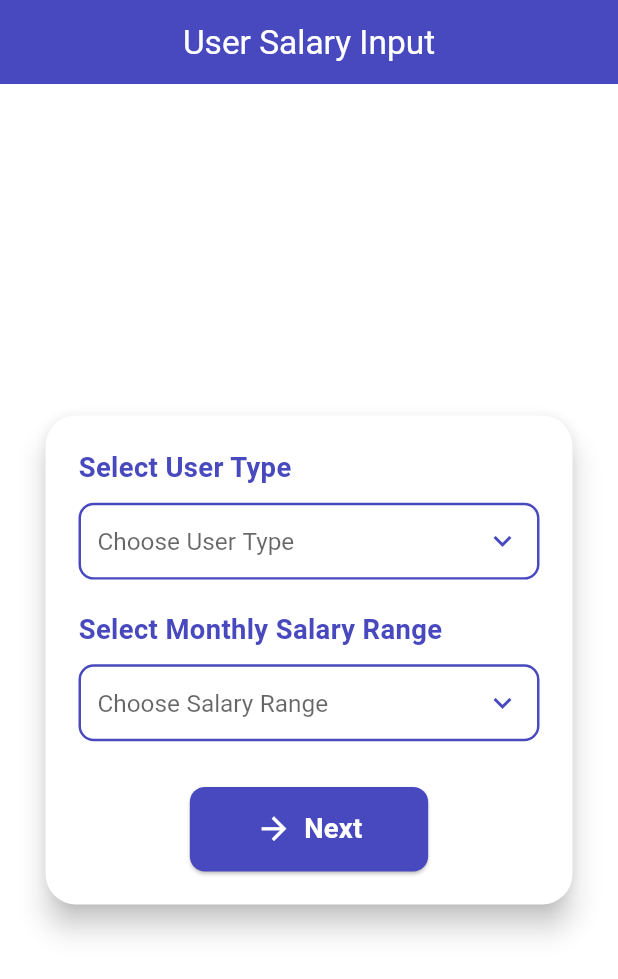
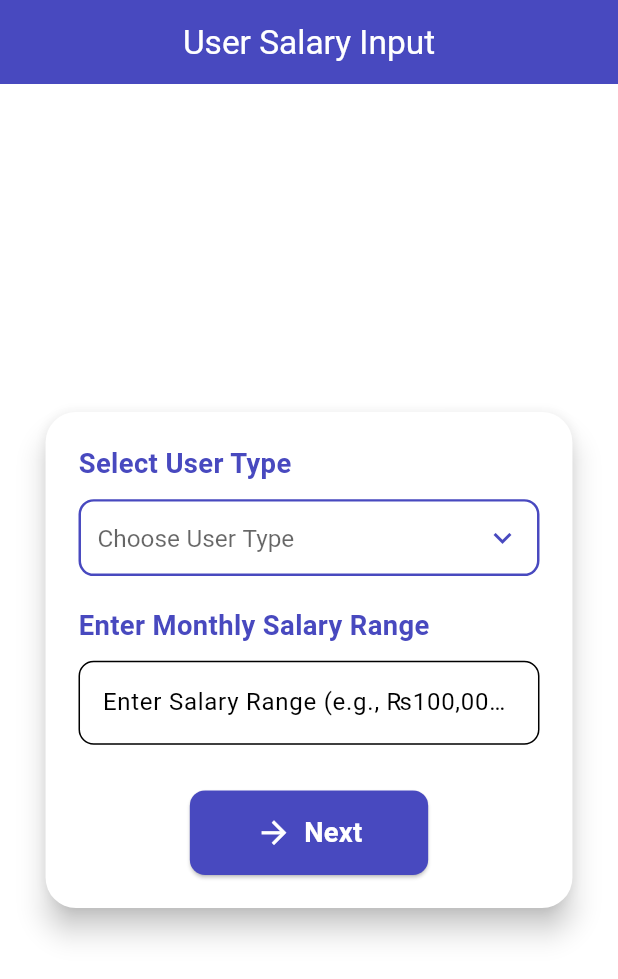
Before and after one commit to BilalKhanzadaRajput/finance_management_app, a Flutter app: the InputSalaryScreen screen opened by its route, on a phone screen of 412 x 824 dp. Shown: the top 979 px of the screen. Run offline on Flutter 3.47's test engine with Material 3 defaults, Android fonts, the phone set to English and light mode, and no system bars; our stand-ins replace bloc, cloud_firestore, equatable, firebase_auth, firebase_core, flutter_bloc and 5 more; accounts and stored records are empty.

Commit message:
implements logics

```diff
--- a/lib/presentation/routes/routes.dart
+++ b/lib/presentation/routes/routes.dart
@@ -56,14 +56,22 @@ class Routes {
         return MaterialPageRoute(
           builder: (BuildContext context) => BlocProvider<DashBoardScreenBloc>(
             create: (context) => DashBoardScreenBloc(),
-            child: const ExpensesScreen(),
+            child: const ExpensesScreen(), // Pass any arguments if needed
           ),
         );
       case RoutesName.ALL_GOALS_SCREEN:
+        // Extract the arguments passed from the ExpensesScreen
+        final args = settings.arguments as Map<String, dynamic>;
+        final String? salaryRange = args['salaryRange'];
+        final double? remainingAmount = args['remainingAmount'];
+
         return MaterialPageRoute(
           builder: (BuildContext context) => BlocProvider<DashBoardScreenBloc>(
             create: (context) => DashBoardScreenBloc(),
-            child: const AllGoalsScreen(),
+            child: GoalsScreen(
+              salaryRange: salaryRange,        // Pass salary range
+              remainingAmount: remainingAmount, // Pass remaining amount
+            ),
           ),
         );
       case RoutesName.GOAL_RESULT_SCREEN:
--- a/lib/presentation/screens/homeScreens/input_salary_screen.dart
+++ b/lib/presentation/screens/homeScreens/input_salary_screen.dart
@@ -2,6 +2,7 @@ import 'package:flutter/material.dart';
 import 'package:flutter_screenutil/flutter_screenutil.dart';
 import 'package:fm_app/helper/constants/colors_resource.dart';
 import 'package:fm_app/presentation/routes/routes_name.dart';
+import 'package:fm_app/presentation/screens/homeScreens/expenses_screen.dart';
 
 class InputSalaryScreen extends StatefulWidget {
   const InputSalaryScreen({super.key});
@@ -12,7 +13,7 @@ class InputSalaryScreen extends StatefulWidget {
 
 class _InputSalaryScreenState extends State<InputSalaryScreen> {
   String? selectedUserType;
-  String? selectedSalaryRange;
+  final TextEditingController salaryRangeController = TextEditingController();
 
   final List<String> userTypes = [
     'Businessman',
@@ -21,27 +22,19 @@ class _InputSalaryScreenState extends State<InputSalaryScreen> {
     'Student',
   ];
 
-  final List<String> salaryRanges = [
-    'Below ₨100,000',
-    '₨100,000 - ₨200,000',
-    '₨200,000 - ₨300,000',
-    '₨300,000 - ₨500,000',
-    'Above ₨500,000',
-  ];
-
   @override
   Widget build(BuildContext context) {
     return Scaffold(
-      backgroundColor: Colors.white, // Set background color to white
+      backgroundColor: Colors.white,
       appBar: AppBar(
         automaticallyImplyLeading: false,
-        elevation: 0, // No shadow under AppBar
-        backgroundColor: ColorResources.PRIMARY_COLOR, // Primary color for the AppBar
+        elevation: 0,
+        backgroundColor: ColorResources.PRIMARY_COLOR,
         title: Text(
           'User Salary Input',
           style: TextStyle(
             color: Colors.white,
-            fontSize: 22.sp, // Responsive font size
+            fontSize: 22.sp,
           ),
         ),
         centerTitle: true,
@@ -49,33 +42,33 @@ class _InputSalaryScreenState extends State<InputSalaryScreen> {
       body: Center(
         child: SingleChildScrollView(
           child: Padding(
-            padding: EdgeInsets.symmetric(horizontal: 24.w), // Responsive padding
+            padding: EdgeInsets.symmetric(horizontal: 24.w),
             child: Card(
               shape: RoundedRectangleBorder(
-                borderRadius: BorderRadius.circular(20.r), // Responsive radius
+                borderRadius: BorderRadius.circular(20.r),
               ),
               elevation: 8,
               child: Padding(
-                padding: EdgeInsets.all(20.w), // Responsive padding
+                padding: EdgeInsets.all(20.w),
                 child: Column(
                   crossAxisAlignment: CrossAxisAlignment.start,
                   children: [
                     Text(
                       'Select User Type',
                       style: TextStyle(
-                        fontSize: 18.sp, // Responsive font size
+                        fontSize: 18.sp,
                         fontWeight: FontWeight.bold,
-                        color: ColorResources.PRIMARY_COLOR
+                        color: ColorResources.PRIMARY_COLOR,
                       ),
                     ),
-                    SizedBox(height: 10.h), // Responsive spacing
+                    SizedBox(height: 10.h),
                     Container(
                       padding: EdgeInsets.symmetric(horizontal: 10.w),
                       decoration: BoxDecoration(
                         borderRadius: BorderRadius.circular(10.r),
                         border: Border.all(
                           color: ColorResources.PRIMARY_COLOR,
-                          width: 1.5.w, // Responsive border width
+                          width: 1.5.w,
                         ),
                       ),
                       child: DropdownButtonHideUnderline(
@@ -97,78 +90,55 @@ class _InputSalaryScreenState extends State<InputSalaryScreen> {
                             });
                           },
                           style: TextStyle(
-                        color: ColorResources.PRIMARY_COLOR,
-                            fontSize: 16.sp, // Responsive font size
+                            color: ColorResources.PRIMARY_COLOR,
+                            fontSize: 16.sp,
                           ),
                           iconEnabledColor: ColorResources.PRIMARY_COLOR,
                         ),
                       ),
                     ),
                     SizedBox(height: 20.h),
-
                     Text(
-                      'Select Monthly Salary Range',
+                      'Enter Monthly Salary Range',
                       style: TextStyle(
                         fontSize: 18.sp,
                         fontWeight: FontWeight.bold,
-                        color: ColorResources.PRIMARY_COLOR
+                        color: ColorResources.PRIMARY_COLOR,
                       ),
                     ),
                     SizedBox(height: 10.h),
-                    Container(
-                      padding: EdgeInsets.symmetric(horizontal: 10.w),
-                      decoration: BoxDecoration(
-                        borderRadius: BorderRadius.circular(10.r),
-                        border: Border.all(
-                          color: ColorResources.PRIMARY_COLOR,
-                          width: 1.5.w,
-                        ),
-                      ),
-                      child: DropdownButtonHideUnderline(
-                        child: DropdownButton<String>(
-                          value: selectedSalaryRange,
-                          isExpanded: true,
-                          hint: const Text('Choose Salary Range'),
-                          icon: const Icon(Icons.keyboard_arrow_down),
-                          dropdownColor: Colors.white,
-                          items: salaryRanges.map((String range) {
-                            return DropdownMenuItem<String>(
-                              value: range,
-                              child: Text(range),
-                            );
-                          }).toList(),
-                          onChanged: (String? newValue) {
-                            setState(() {
-                              selectedSalaryRange = newValue;
-                            });
-                          },
-                          style: TextStyle(
-                        color: ColorResources.PRIMARY_COLOR,
-                            fontSize: 16.sp,
+                    TextField(
+                      controller: salaryRangeController,
+                      decoration: InputDecoration(
+                        hintText:
+                            'Enter Salary Range (e.g., ₨100,000 - ₨200,000)',
+                        border: OutlineInputBorder(
+                          borderRadius: BorderRadius.circular(10.r),
+                          borderSide: BorderSide(
+                            color: ColorResources.PRIMARY_COLOR,
+                            width: 1.5.w,
                           ),
-                          iconEnabledColor: ColorResources.PRIMARY_COLOR,
                         ),
                       ),
                     ),
                     SizedBox(height: 30.h),
-
                     Center(
                       child: ElevatedButton.icon(
                         onPressed: () {
-                          if (selectedUserType != null && selectedSalaryRange != null) {
-                            Navigator.pushNamed(
+                          if (selectedUserType != null &&
+                              salaryRangeController.text.isNotEmpty) {
+                            Navigator.push(
                               context,
-                              RoutesName.EXPENSES_SCREEN,
-                              arguments: {
-                                'userType': selectedUserType,
-                                'salaryRange': selectedSalaryRange,
-                              },
+                              MaterialPageRoute(
+                                builder: (context) => ExpensesScreen(
+                                    salaryRange: salaryRangeController.text),
+                              ),
                             );
                           } else {
                             ScaffoldMessenger.of(context).showSnackBar(
                               const SnackBar(
                                 content: Text(
-                                  'Please select a user type and salary range',
+                                  'Please select a user type and enter a salary range',
                                 ),
                               ),
                             );
@@ -177,13 +147,13 @@ class _InputSalaryScreenState extends State<InputSalaryScreen> {
                         icon: Icon(
                           Icons.arrow_forward,
                           color: Colors.white,
-                          size: 24.sp, // Responsive icon size
+                          size: 24.sp,
                         ),
                         label: Text(
                           'Next',
                           style: TextStyle(
                             color: Colors.white,
-                            fontSize: 18.sp, // Responsive font size
+                            fontSize: 18.sp,
                             fontWeight: FontWeight.bold,
                           ),
                         ),
```
Also changed, not shown: lib/presentation/screens/homeScreens/all_goals_screen.dart (+117 -61 lines), lib/presentation/screens/homeScreens/expenses_screen.dart (+50 -19 lines), lib/presentation/screens/homeScreens/goal_result_screen.dart (+39 -9 lines), 1 other file.
